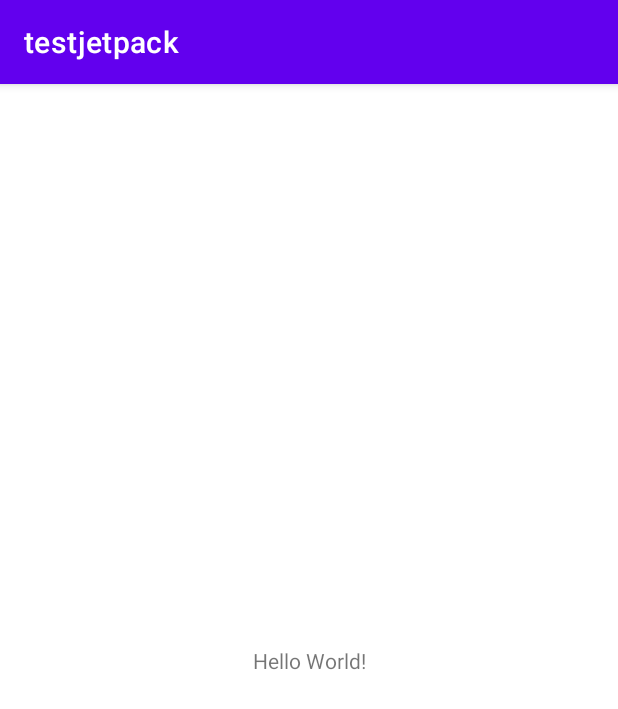
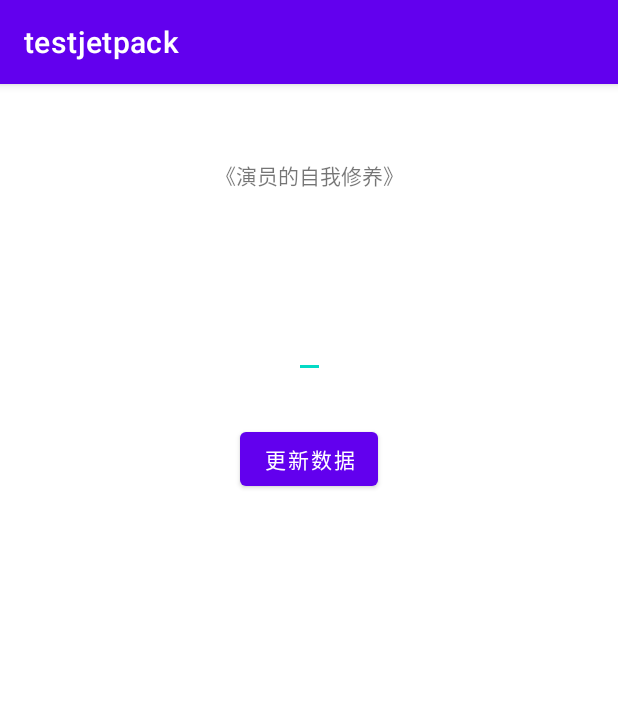
Before and after one commit to Shelter1024/Review, an Android app: the screen it shows after launch (MainActivity), on a phone screen of 412 x 824 dp. Shown: the top 709 px of the screen. Run offline under Robolectric (Android 15) with nearby library versions, the phone set to English and light mode, and no system bars; our stand-ins replace data binding; 4 statements that could not run were skipped.

Commit message:
测试jetpack中的databinding

```diff
--- a/testjetpack/build.gradle
+++ b/testjetpack/build.gradle
@@ -1,6 +1,7 @@
 plugins {
     id 'com.android.application'
     id 'org.jetbrains.kotlin.android'
+    id 'org.jetbrains.kotlin.kapt'
 }
 
 android {
@@ -14,6 +15,10 @@ android {
         versionName "1.0"
 
         testInstrumentationRunner "androidx.test.runner.AndroidJUnitRunner"
+    }
+
+    dataBinding {
+        enabled = true
     }
 
     buildTypes {
--- /dev/null
+++ b/testjetpack/src/main/java/com/shelter/testjetpack/Book.kt
@@ -0,0 +1,9 @@
+package com.shelter.testjetpack
+
+import androidx.databinding.BaseObservable
+
+/**
+ * @author: Shelter
+ * Create time: 2022/8/17, 16:16.
+ */
+data class Book(var name: String, var author: String)
--- /dev/null
+++ b/testjetpack/src/main/java/com/shelter/testjetpack/EventHandler.kt
@@ -0,0 +1,16 @@
+package com.shelter.testjetpack
+
+import android.content.Context
+import android.view.View
+import android.widget.Toast
+
+/**
+ * @author: Shelter
+ * Create time: 2022/8/17, 16:34.
+ */
+class EventHandler(val context: Context) {
+
+    fun onBtnClick(view: View) {
+        Toast.makeText(context, "我被点击了", Toast.LENGTH_LONG).show()
+    }
+}
--- a/testjetpack/src/main/java/com/shelter/testjetpack/MainActivity.kt
+++ b/testjetpack/src/main/java/com/shelter/testjetpack/MainActivity.kt
@@ -3,55 +3,23 @@ package com.shelter.testjetpack
 import androidx.appcompat.app.AppCompatActivity
 import android.os.Bundle
 import android.util.Log
+import androidx.databinding.DataBindingUtil
 import androidx.lifecycle.*
+import com.shelter.testjetpack.databinding.ActivityMainBinding
 
 class MainActivity : AppCompatActivity() {
+    lateinit var binding : ActivityMainBinding
+
+
     override fun onCreate(savedInstanceState: Bundle?) {
         super.onCreate(savedInstanceState)
         setContentView(R.layout.activity_main)
-        lifecycle.addObserver(MyObserver())
-        Log.d("Shelter", "MainActivity onCreate: ")
-        val mutableLiveData1 = MutableLiveData<String>()
-        val mutableLiveData2 = MutableLiveData<String>()
-        val mediatorLiveData = MediatorLiveData<Boolean>()
-
-//        mutableLiveData1.observe(this) {
-//            Log.d("Shelter", "mutableLiveData1 onChanged: $it")
-//        }
-//        mutableLiveData1.postValue("hello, Shelter")
-//        val mapLiveData = Transformations.map(mutableLiveData1) {
-//            "$it---test map"
-//        }
-//        mapLiveData.observe(this) {
-//            Log.d("Shelter", "mapLiveData onChanged: $it")
-//        }
-//        mutableLiveData1.postValue("哈哈哈")
-
-        val switchMapLiveData = Transformations.switchMap(mediatorLiveData) {
-            if (it) {
-                mutableLiveData1
-            } else {
-                mutableLiveData2
-            }
-        }
-        switchMapLiveData.observe(this) {
-            Log.d("Shelter", "switchMapLiveData onChanged: $it")
-        }
-        mediatorLiveData.postValue(false)
-        mutableLiveData1.postValue("11111")
-        mutableLiveData2.postValue("22222")
-
-        val myViewModel = ViewModelProviders.of(this).get(MyViewModel::class.java)
-        myViewModel.name?.observe(this) {
-
-        }
+        binding =
+            DataBindingUtil.setContentView(this, R.layout.activity_main)
+        binding.book = Book("《演员的自我修养》", "Shelter")
+        binding.eventHandler = EventHandler(this)
+        binding.model = TwoWayBindingViewModel()
+        binding.model?.setAuthor("修改过后：谢添")
     }
 
-    override fun onResume() {
-        super.onResume()
-    }
-
-    override fun onPause() {
-        super.onPause()
-    }
 }
--- /dev/null
+++ b/testjetpack/src/main/java/com/shelter/testjetpack/TwoWayBindingViewModel.kt
@@ -0,0 +1,32 @@
+package com.shelter.testjetpack
+
+import androidx.databinding.BaseObservable
+import androidx.databinding.Bindable
+
+/**
+ * @author: Shelter
+ * Create time: 2022/8/17, 16:49.
+ */
+class TwoWayBindingViewModel: BaseObservable() {
+    val book = Book("《资治通鉴》", "司马迁")
+
+    @Bindable
+    fun getAuthor() = book.author
+
+    fun setAuthor(author: String) {
+        if (author != book.author) {
+            book.author = author
+            notifyPropertyChanged(BR.author)
+        }
+    }
+
+    @Bindable
+    fun getName() = book.name
+
+    fun setName(name: String) {
+        if (name != book.name) {
+            book.name = name
+            notifyPropertyChanged(BR.name)
+        }
+    }
+}
--- a/testjetpack/src/main/res/layout/activity_main.xml
+++ b/testjetpack/src/main/res/layout/activity_main.xml
@@ -1,18 +1,72 @@
 <?xml version="1.0" encoding="utf-8"?>
-<androidx.constraintlayout.widget.ConstraintLayout xmlns:android="http://schemas.android.com/apk/res/android"
+<layout xmlns:android="http://schemas.android.com/apk/res/android"
     xmlns:app="http://schemas.android.com/apk/res-auto"
-    xmlns:tools="http://schemas.android.com/tools"
+    xmlns:tools="http://schemas.android.com/tools">
+
+    <data>
+
+        <variable
+            name="book"
+            type="com.shelter.testjetpack.Book" />
+
+        <variable
+            name="eventHandler"
+            type="com.shelter.testjetpack.EventHandler" />
+
+        <variable
+            name="model"
+            type="com.shelter.testjetpack.TwoWayBindingViewModel" />
+
+    </data>
+
+
+    <androidx.constraintlayout.widget.ConstraintLayout
         android:layout_width="match_parent"
-    android:layout_height="match_parent"
-    tools:context=".MainActivity">
+        android:layout_height="match_parent">
 
         <TextView
+            android:id="@+id/book_name"
             android:layout_width="wrap_content"
             android:layout_height="wrap_content"
-        android:text="Hello World!"
-        app:layout_constraintBottom_toBottomOf="parent"
+            android:layout_marginTop="50dp"
+            android:text="@{book.name}"
             app:layout_constraintEnd_toEndOf="parent"
             app:layout_constraintStart_toStartOf="parent"
             app:layout_constraintTop_toTopOf="parent" />
 
+        <TextView
+            android:id="@+id/book_author"
+            android:layout_width="wrap_content"
+            android:layout_height="wrap_content"
+            android:layout_marginTop="30dp"
+            android:text="@{model.author}"
+            app:layout_constraintEnd_toEndOf="parent"
+            app:layout_constraintStart_toStartOf="parent"
+            app:layout_constraintTop_toBottomOf="@+id/book_name" />
+
+
+        <EditText
+            android:id="@+id/editText"
+            app:layout_constraintLeft_toLeftOf="parent"
+            app:layout_constraintRight_toRightOf="parent"
+            app:layout_constraintTop_toBottomOf="@+id/book_author"
+            android:layout_marginTop="30dp"
+            android:layout_width="wrap_content"
+            android:layout_height="wrap_content"
+            android:text="@={model.name}"/>
+
+
+        <Button
+            android:id="@+id/btnUpate"
+            app:layout_constraintLeft_toLeftOf="parent"
+            app:layout_constraintRight_toRightOf="parent"
+            app:layout_constraintTop_toBottomOf="@id/editText"
+            android:layout_marginTop="30dp"
+            android:text="更新数据"
+            android:onClick="@{eventHandler.onBtnClick}"
+            android:layout_width="wrap_content"
+            android:layout_height="wrap_content"/>
+
     </androidx.constraintlayout.widget.ConstraintLayout>
+
+</layout>
```
Lines whose indentation alone changed are shown as unchanged.
